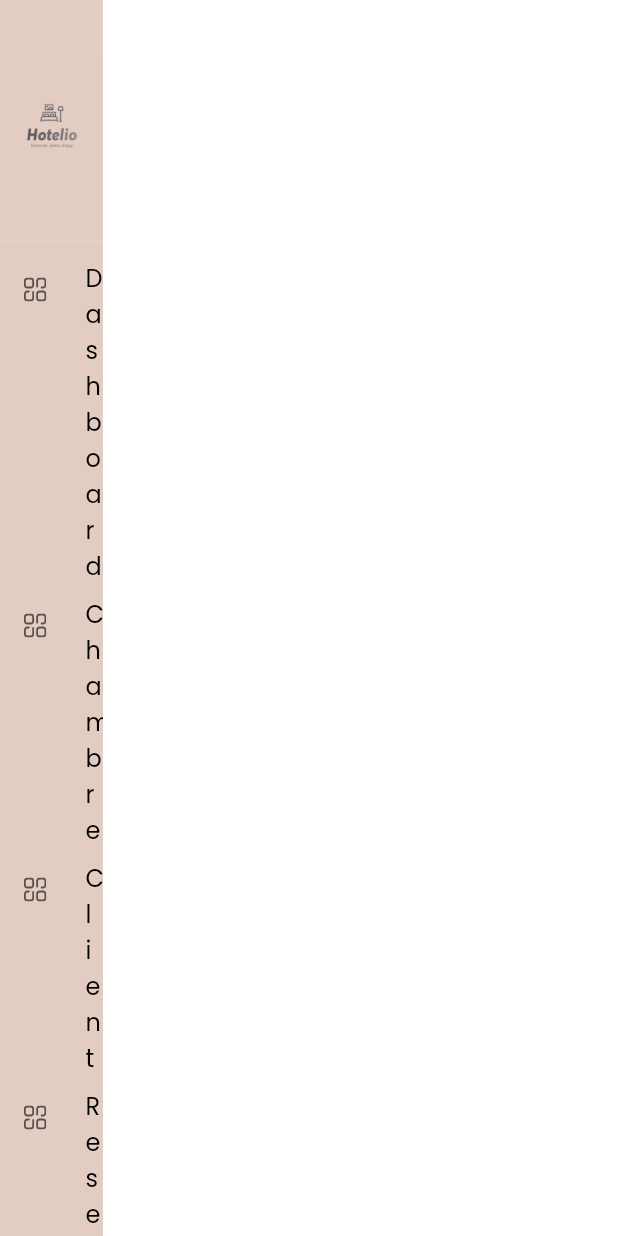
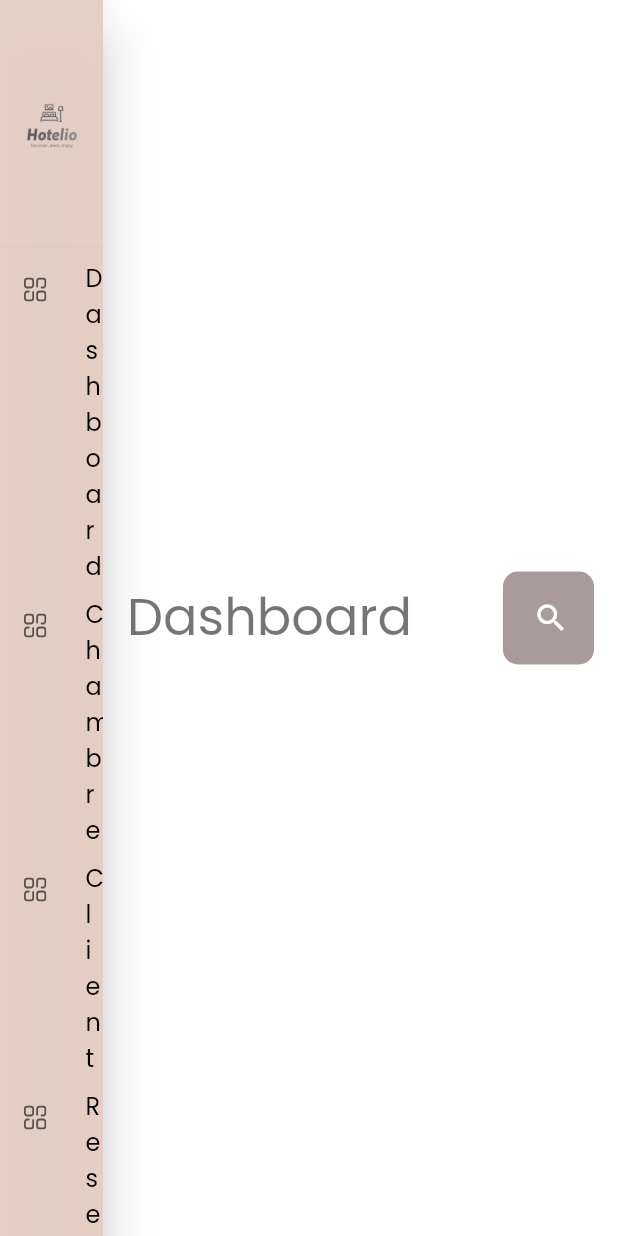
Before and after one commit to IMANETATA/hotelio, a Flutter app: the screen it shows after launch, on a phone screen of 412 x 824 dp. Run offline on Flutter 3.47's test engine with Material 2 defaults, Android fonts, the phone set to English and light mode, and no system bars; our stand-ins replace firebase_core, flutter_svg, google_fonts; accounts and stored records are empty.

Commit message:
⚡️ update topbarr

```diff
--- a/lib/main.dart
+++ b/lib/main.dart
@@ -18,7 +18,7 @@ class MyApp extends StatelessWidget {
       debugShowCheckedModeBanner: false,
       title: "Flutter Admin Panel",
       theme: ThemeData.dark().copyWith(
-        scaffoldBackgroundColor: kPrimaryLightColor,
+        scaffoldBackgroundColor: Colors.white,
         textTheme: GoogleFonts.poppinsTextTheme(Theme.of(context).textTheme)
         .apply(bodyColor: Colors.white),
         canvasColor: kPrimaryColor,
--- /dev/null
+++ b/lib/screen/dashboard/dashboard_screen.dart
@@ -0,0 +1,53 @@
+import 'package:flutter/material.dart';
+import 'package:hotelio/constants.dart';
+
+class DashboardScreen extends StatelessWidget {
+  const DashboardScreen({super.key});
+
+  @override
+  Widget build(BuildContext context) {
+    return  SingleChildScrollView(
+        padding:const EdgeInsets.all(dPadding),
+        child: Column(
+          children: [
+           Row(
+            children: [
+              Text("Dashboard",style: Theme.of(context).textTheme.headlineMedium,),
+              const Spacer(),
+              Expanded(
+                child: TextField(
+                  decoration: InputDecoration(
+                    fillColor: kPrimaryColor,
+                    filled: true,
+                    border: const OutlineInputBorder(
+                      borderSide: BorderSide.none,borderRadius:BorderRadius.all(Radius.circular(10))
+                    ),
+                    suffixIcon: InkWell(
+                      onTap:(){
+
+                      } ,
+                      child: Container(
+                        padding: const EdgeInsets.all(dPadding * 0.75),
+                        margin:const EdgeInsets.symmetric(
+                          horizontal: dPadding / 2
+                        ) ,
+                        decoration:const BoxDecoration(
+                          color: kPrimaryColor,
+                          borderRadius:BorderRadius.all(Radius.circular(10))
+                        ),
+                        child:const Icon(
+                          Icons.search,color: Colors.white,
+                        ) ,
+                      ),
+                    )
+                  ),
+                )
+              )
+            ],
+           )
+          ],
+        ),
+    );
+
+  }
+}
--- a/lib/screen/main/main_screen.dart
+++ b/lib/screen/main/main_screen.dart
@@ -1,5 +1,6 @@
 
 import 'package:flutter/material.dart';
+import 'package:hotelio/screen/dashboard/dashboard_screen.dart';
 import 'package:hotelio/screen/main/components/side_menu.dart';
 
 class MainScreen extends StatelessWidget {
@@ -7,7 +8,7 @@ class MainScreen extends StatelessWidget {
 
   @override
   Widget build(BuildContext context) {
-    return  Scaffold(
+    return const Scaffold(
       body: SafeArea(
         child: Row(
           children: [
@@ -16,9 +17,7 @@ class MainScreen extends StatelessWidget {
             ),
              Expanded(
               flex:5 ,
-              child: Container(
-                color: Colors.white,
-              )
+              child: DashboardScreen()
             )
           ],
         )
```
